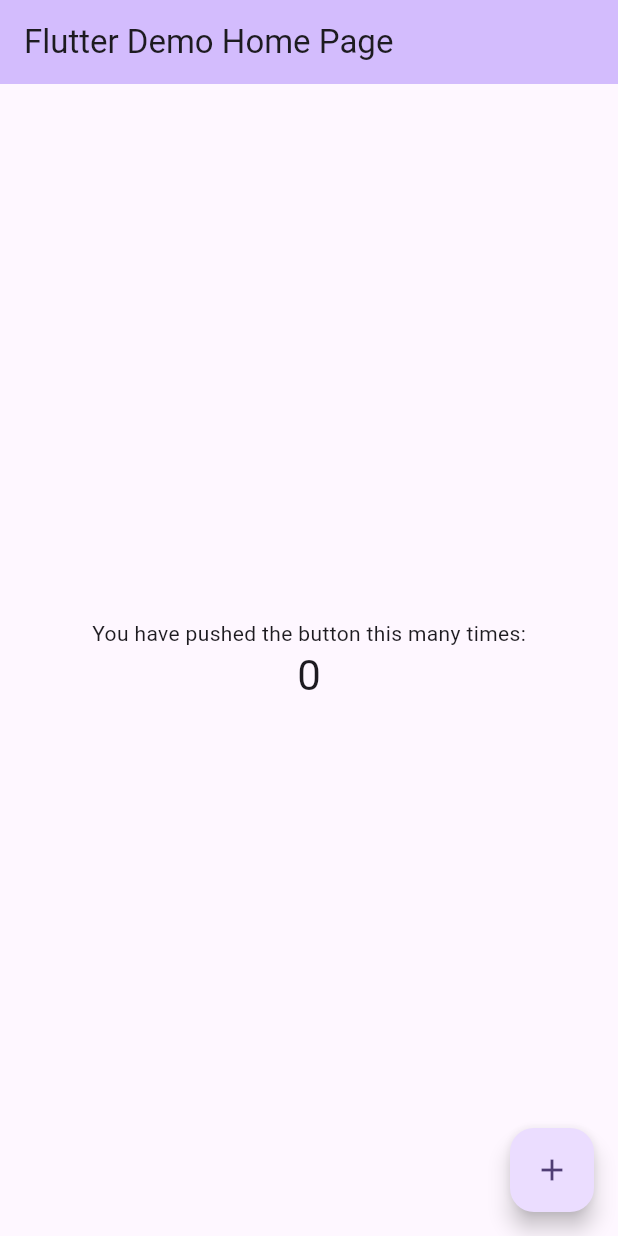
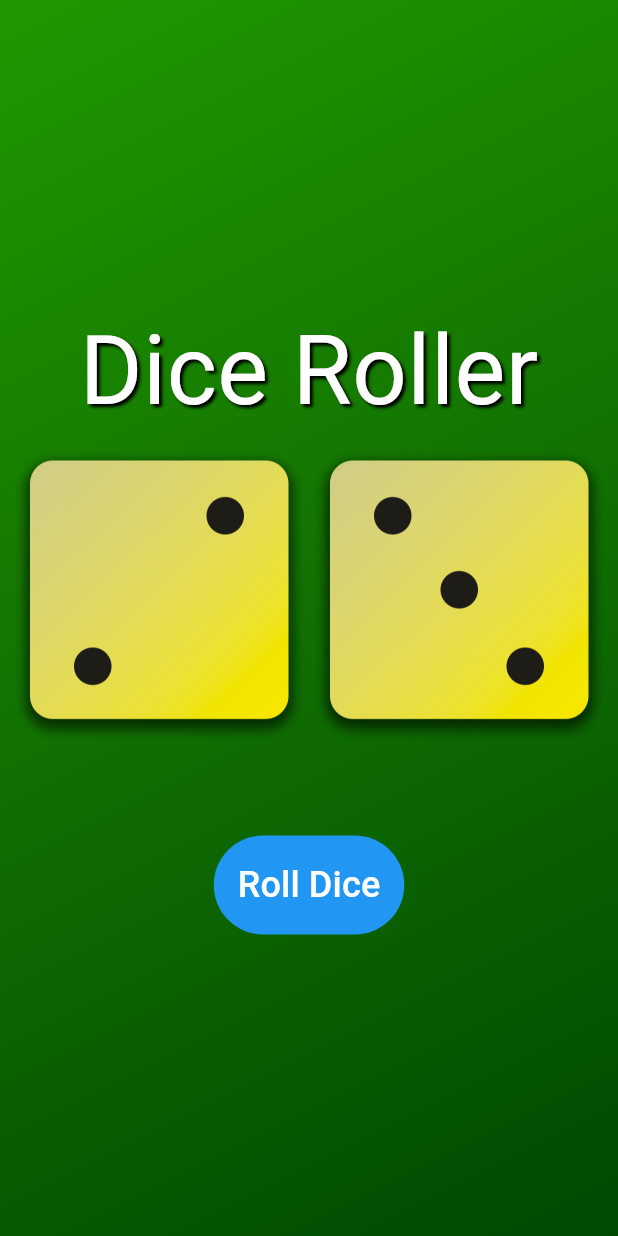
Before and after one commit to rjw1428/Eureka, a Flutter app: the screen it shows after launch, on a phone screen of 412 x 824 dp. Run offline on Flutter 3.47's test engine with Material 3 defaults, Android fonts, the phone set to English and light mode, and no system bars; project files that could hold a hidden picture were left out.

Commit message:
[Flutter][DiceRoll] Built stateful component to show rolled dice

```diff
--- /dev/null
+++ b/flutter/dice_roll/lib/constants.dart
@@ -0,0 +1,5 @@
+import 'package:flutter/material.dart';
+
+const gradient = [Color.fromARGB(255, 33, 152, 0), Color.fromARGB(255, 0, 73, 2)];
+const title = 'Dice Roller';
+const subtitle = '';
--- /dev/null
+++ b/flutter/dice_roll/lib/dice.dart
@@ -0,0 +1,54 @@
+import 'dart:math';
+
+import 'package:flutter/material.dart';
+import 'package:flutter/widgets.dart';
+
+class Dice extends StatefulWidget {
+  const Dice({super.key});
+
+  @override
+  State<Dice> createState() {
+    return _DiceState();
+  }
+}
+
+class _DiceState extends State<Dice> {
+  int dice1 = 2;
+  int dice2 = 3;
+
+  @override
+  Widget build(BuildContext context) {
+    return Column(
+      children: [
+        Padding(
+          padding: const EdgeInsets.only(bottom: 64.0),
+          child: Row(
+            mainAxisAlignment: MainAxisAlignment.center,
+            children: [
+              Image.asset('assets/images/dice-$dice1.png', width: 200),
+              Image.asset('assets/images/dice-$dice2.png', width: 200)
+            ],
+          ),
+        ),
+        TextButton(
+          style: TextButton.styleFrom(
+              padding: const EdgeInsets.all(16),
+              backgroundColor: Colors.blue,
+              foregroundColor: Colors.white),
+          onPressed: rollDice,
+          child: const Text(
+            'Roll Dice',
+            style: TextStyle(fontSize: 24),
+          ),
+        )
+      ],
+    );
+  }
+
+  void rollDice() {
+    setState(() {
+      dice1 = Random().nextInt(6) + 1;
+      dice2 = Random().nextInt(6) + 1;
+    });
+  }
+}
--- /dev/null
+++ b/flutter/dice_roll/lib/gradient_container.dart
@@ -0,0 +1,57 @@
+import 'package:dice_roll/dice.dart';
+import 'package:flutter/material.dart';
+
+class GradientContainer extends StatelessWidget {
+  const GradientContainer({
+    required this.title,
+    required this.colors,
+    this.subtitle = '',
+    super.key,
+  });
+
+  // Default convenience constructor
+  const GradientContainer.start({super.key})
+      : title = 'Test',
+        subtitle = 'Start',
+        colors = const [Color.fromARGB(255, 255, 192, 84), Color.fromARGB(255, 255, 162, 0)];
+
+  final String title;
+  final String subtitle;
+  final List<Color> colors;
+
+  @override
+  Widget build(context) {
+    return baseBody(title, subtitle, Colors.white, colors);
+  }
+
+  Widget baseBody(String inputText, String subText, Color textColor, List<Color> background) {
+    return Container(
+      decoration: BoxDecoration(gradient: backgroundGradient(background)),
+      child: Center(
+        child: Column(
+          mainAxisAlignment: MainAxisAlignment.center,
+          crossAxisAlignment: CrossAxisAlignment.center,
+          children: [
+            styledText(inputText, 64, textColor),
+            if (subText != '') styledText(subText, 28, textColor),
+            const Dice(),
+          ],
+        ),
+      ),
+    );
+  }
+
+  Text styledText(String t, double s, Color c) {
+    return Text(
+      t,
+      style: TextStyle(
+          color: c,
+          fontSize: s,
+          shadows: const [Shadow(color: Colors.black, offset: Offset(2, 2), blurRadius: 2)]),
+    );
+  }
+
+  Gradient backgroundGradient(List<Color> colors) {
+    return LinearGradient(colors: colors, begin: Alignment.topLeft, end: Alignment.bottomRight);
+  }
+}
--- a/flutter/dice_roll/lib/main.dart
+++ b/flutter/dice_roll/lib/main.dart
@@ -1,125 +1,21 @@
+import 'package:dice_roll/constants.dart';
+import 'package:dice_roll/gradient_container.dart';
 import 'package:flutter/material.dart';
 
 void main() {
-  runApp(const MyApp());
+  // Requires Widget Tree
+  runApp(
+    const MaterialApp(
+      home: Scaffold(
+        body: GradientContainer(colors: gradient, title: title),
+      ),
+    ),
+  );
+
+  // Ctrl + Shift + R => Refactor to wrap widget in layout widget
+  // adding commas will cause formatter to break lines
 }
 
-class MyApp extends StatelessWidget {
-  const MyApp({super.key});
-
-  // This widget is the root of your application.
-  @override
-  Widget build(BuildContext context) {
-    return MaterialApp(
-      title: 'Flutter Demo',
-      theme: ThemeData(
-        // This is the theme of your application.
-        //
-        // TRY THIS: Try running your application with "flutter run". You'll see
-        // the application has a purple toolbar. Then, without quitting the app,
-        // try changing the seedColor in the colorScheme below to Colors.green
-        // and then invoke "hot reload" (save your changes or press the "hot
-        // reload" button in a Flutter-supported IDE, or press "r" if you used
-        // the command line to start the app).
-        //
-        // Notice that the counter didn't reset back to zero; the application
-        // state is not lost during the reload. To reset the state, use hot
-        // restart instead.
-        //
-        // This works for code too, not just values: Most code changes can be
-        // tested with just a hot reload.
-        colorScheme: ColorScheme.fromSeed(seedColor: Colors.deepPurple),
-        useMaterial3: true,
-      ),
-      home: const MyHomePage(title: 'Flutter Demo Home Page'),
-    );
-  }
+int add(int a, [int b = 10]) {
+  return a + b;
 }
-
-class MyHomePage extends StatefulWidget {
-  const MyHomePage({super.key, required this.title});
-
-  // This widget is the home page of your application. It is stateful, meaning
-  // that it has a State object (defined below) that contains fields that affect
-  // how it looks.
-
-  // This class is the configuration for the state. It holds the values (in this
-  // case the title) provided by the parent (in this case the App widget) and
-  // used by the build method of the State. Fields in a Widget subclass are
-  // always marked "final".
-
-  final String title;
-
-  @override
-  State<MyHomePage> createState() => _MyHomePageState();
-}
-
-class _MyHomePageState extends State<MyHomePage> {
-  int _counter = 0;
-
-  void _incrementCounter() {
-    setState(() {
-      // This call to setState tells the Flutter framework that something has
-      // changed in this State, which causes it to rerun the build method below
-      // so that the display can reflect the updated values. If we changed
-      // _counter without calling setState(), then the build method would not be
-      // called again, and so nothing would appear to happen.
-      _counter++;
-    });
-  }
-
-  @override
-  Widget build(BuildContext context) {
-    // This method is rerun every time setState is called, for instance as done
-    // by the _incrementCounter method above.
-    //
-    // The Flutter framework has been optimized to make rerunning build methods
-    // fast, so that you can just rebuild anything that needs updating rather
-    // than having to individually change instances of widgets.
-    return Scaffold(
-      appBar: AppBar(
-        // TRY THIS: Try changing the color here to a specific color (to
-        // Colors.amber, perhaps?) and trigger a hot reload to see the AppBar
-        // change color while the other colors stay the same.
-        backgroundColor: Theme.of(context).colorScheme.inversePrimary,
-        // Here we take the value from the MyHomePage object that was created by
-        // the App.build method, and use it to set our appbar title.
-        title: Text(widget.title),
-      ),
-      body: Center(
-        // Center is a layout widget. It takes a single child and positions it
-        // in the middle of the parent.
-        child: Column(
-          // Column is also a layout widget. It takes a list of children and
-          // arranges them vertically. By default, it sizes itself to fit its
-          // children horizontally, and tries to be as tall as its parent.
-          //
-          // Column has various properties to control how it sizes itself and
-          // how it positions its children. Here we use mainAxisAlignment to
-          // center the children vertically; the main axis here is the vertical
-          // axis because Columns are vertical (the cross axis would be
-          // horizontal).
-          //
-          // TRY THIS: Invoke "debug painting" (choose the "Toggle Debug Paint"
-          // action in the IDE, or press "p" in the console), to see the
-          // wireframe for each widget.
-          mainAxisAlignment: MainAxisAlignment.center,
-          children: <Widget>[
-            const Text(
-              'You have pushed the button this many times:',
-            ),
-            Text(
-              '$_counter',
-              style: Theme.of(context).textTheme.headlineMedium,
-            ),
-          ],
-        ),
-      ),
-      floatingActionButton: FloatingActionButton(
-        onPressed: _incrementCounter,
-        tooltip: 'Increment',
-        child: const Icon(Icons.add),
-      ), // This trailing comma makes auto-formatting nicer for build methods.
-    );
-  }
-}
--- a/flutter/dice_roll/pubspec.yaml
+++ b/flutter/dice_roll/pubspec.yaml
@@ -59,7 +59,8 @@ flutter:
   uses-material-design: true
 
   # To add assets to your application, add an assets section, like this:
-  # assets:
+  assets:
+    - assets/images/
   #   - images/a_dot_burr.jpeg
   #   - images/a_dot_ham.jpeg
 
```
Also changed, not shown: flutter/dice_roll/assets/images/dice-1.png (added), flutter/dice_roll/assets/images/dice-2.png (added), flutter/dice_roll/assets/images/dice-3.png (added), flutter/dice_roll/assets/images/dice-4.png (added), flutter/dice_roll/assets/images/dice-5.png (added), flutter/dice_roll/assets/images/dice-6.png (added), 1 other file.
